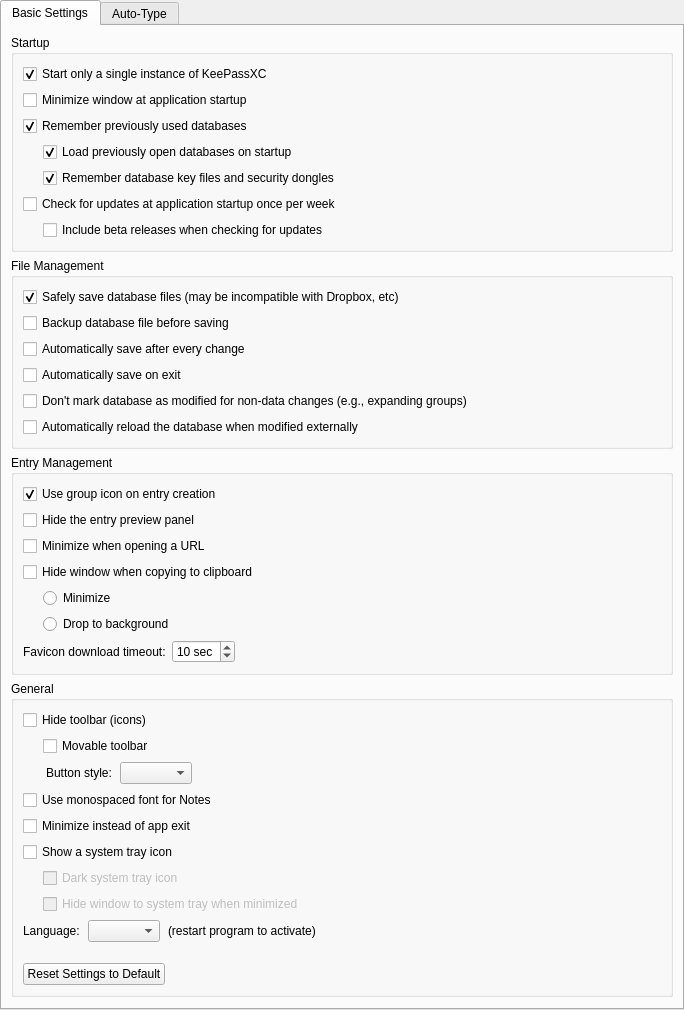
First picture: the form in src/gui/ApplicationSettingsWidgetGeneral.ui, repository scoroi/keepassxc, before the edit.
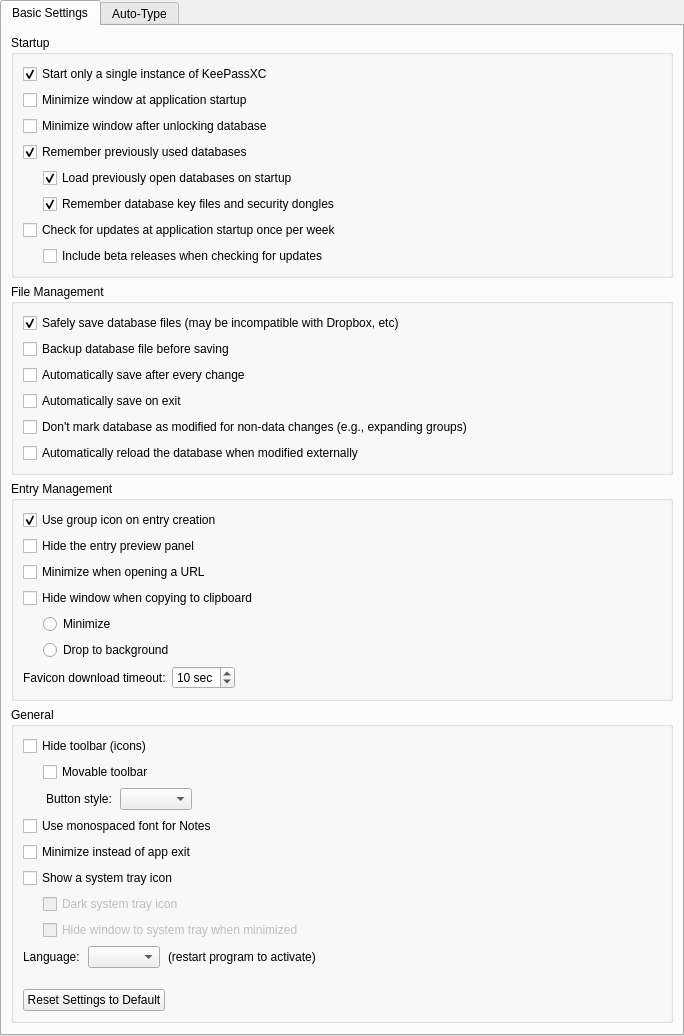
Second picture: the form after the edit. Custom widgets are drawn as their Qt base class.

Commit message:
Add checkbox to allow minimize after database unlock.
Default option is set to off

Patch:
```diff
--- a/src/gui/ApplicationSettingsWidgetGeneral.ui
+++ b/src/gui/ApplicationSettingsWidgetGeneral.ui
@@ -56,6 +56,13 @@
             </property>
            </widget>
           </item>
+          <item>
+            <widget class="QCheckBox" name="minimizeAfterUnlockCheckBox">
+              <property name="text">
+                <string>Minimize window after unlocking database</string>
+              </property>
+            </widget>
+          </item>
           <item>
            <widget class="QCheckBox" name="rememberLastDatabasesCheckBox">
             <property name="text">
```
The commit also changes 3 other files.
